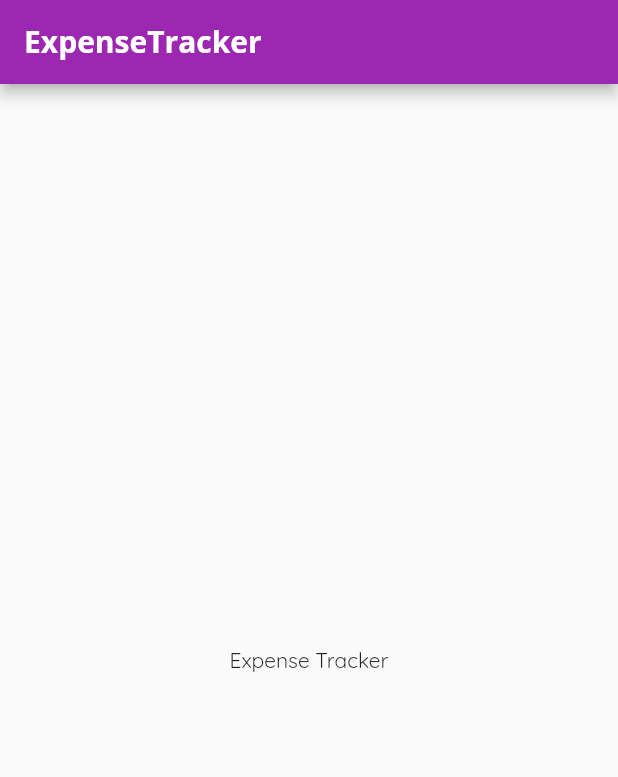
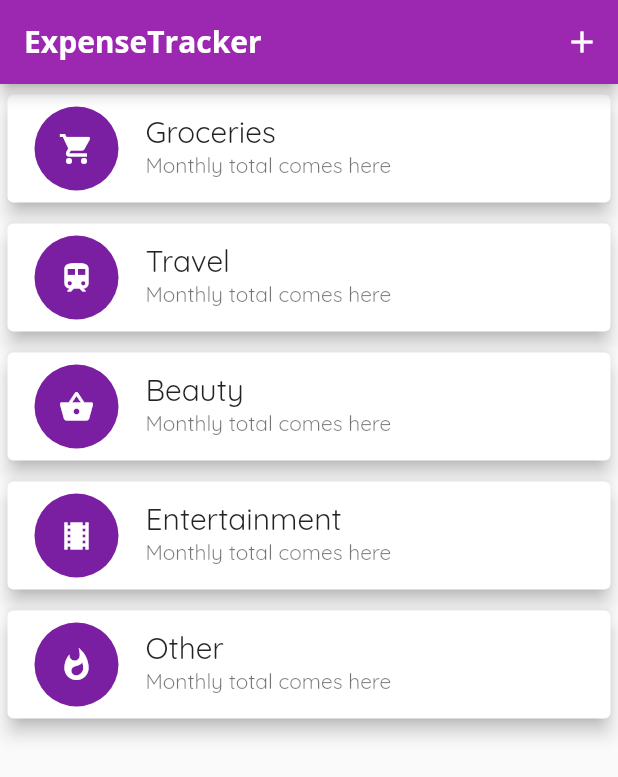
Before and after one commit to nipunvv/ExpenseTracker, a Flutter app: the screen it shows after launch, on a phone screen of 412 x 824 dp. Shown: the top 777 px of the screen. Run offline on Flutter 3.47's test engine with Material 2 defaults, Android fonts, the phone set to English and light mode, and no system bars.

Commit message:
Show categories in home page

```diff
--- a/lib/main.dart
+++ b/lib/main.dart
@@ -43,18 +43,62 @@ class MyHomePage extends StatefulWidget {
 }
 
 class _MyHomePageState extends State<MyHomePage> {
+  List<Map<String, Object>> _txTypes = [
+    {'icon': Icons.shopping_cart, 'title': 'Groceries'},
+    {'icon': Icons.train, 'title': 'Travel'},
+    {'icon': Icons.shopping_basket, 'title': 'Beauty'},
+    {'icon': Icons.theaters, 'title': 'Entertainment'},
+    {'icon': Icons.whatshot, 'title': 'Other'},
+  ];
+
   @override
   Widget build(BuildContext context) {
     return Scaffold(
       appBar: AppBar(
         title: Text(widget.title),
+        actions: [
+          IconButton(
+            icon: Icon(
+              Icons.add,
+              color: Colors.white,
+            ),
+            onPressed: () {},
+          ),
+        ],
       ),
-      body: Center(
+      body: SingleChildScrollView(
         child: Column(
           mainAxisAlignment: MainAxisAlignment.center,
           children: <Widget>[
-            Text(
-              'Expense Tracker',
+            Container(
+              height: 500,
+              child: ListView.builder(
+                itemCount: 5,
+                itemBuilder: (context, index) => Card(
+                  elevation: 5,
+                  margin: EdgeInsets.symmetric(horizontal: 5, vertical: 7),
+                  child: ListTile(
+                    leading: CircleAvatar(
+                      radius: 30,
+                      child: Padding(
+                        padding: EdgeInsets.all(6),
+                        child: FittedBox(
+                          child: Icon(
+                            _txTypes[index]['icon'],
+                          ),
+                        ),
+                      ),
+                    ),
+                    title: Text(
+                      _txTypes[index]['title'],
+                      style: Theme.of(context).textTheme.headline6,
+                    ),
+                    subtitle: Text(
+                      'Monthly total comes here',
+                    ),
+                  ),
+                ),
+              ),
             ),
           ],
         ),
```
